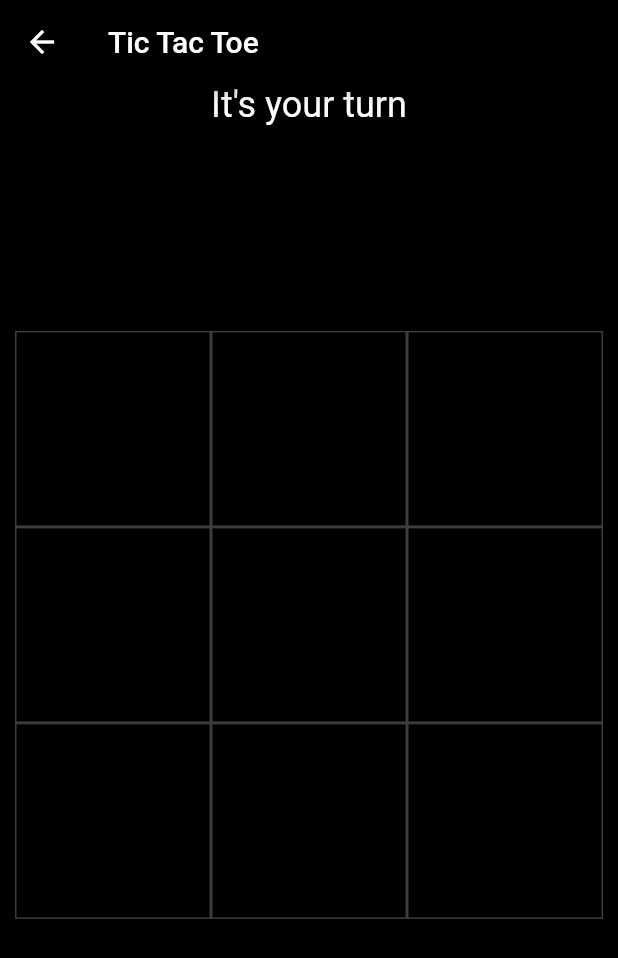
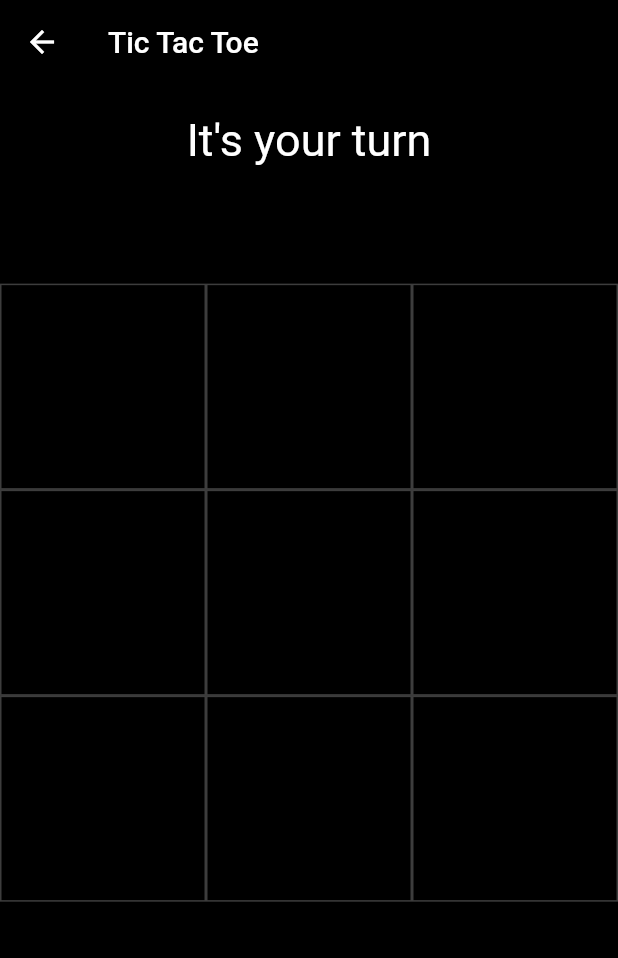
Before and after one commit to alhassanmoses/flutter_tic_tac_toe, a Flutter app: the GameScreen screen opened by its route, on a phone screen of 412 x 824 dp. Shown: the top 958 px of the screen. Run offline on Flutter 3.47's test engine with Material 2 defaults, Android fonts, the phone set to English and light mode, and no system bars.

Commit message:
finishing touches...

```diff
--- a/lib/screens/game_screen.dart
+++ b/lib/screens/game_screen.dart
@@ -1,3 +1,5 @@
+import 'dart:io';
+
 import 'package:flutter/material.dart';
 import '../win_check/win_data.dart';
 
@@ -29,9 +31,12 @@ class _GameScreenState extends State<GameScreen> {
     ['', '', ''],
   ];
 //  int co = 0;
+
   AI ai;
+  MediaQueryData _media;
   int _aiMoveIndex;
   WinData win;
+  bool _winOrDraw = false;
   bool _showDialog = false;
   String _tempString = '';
   int count = 0;
@@ -65,6 +70,40 @@ class _GameScreenState extends State<GameScreen> {
     } else {
       return false;
     }
+  }
+
+  Widget _buildButtonChoicesRow() {
+    return Positioned(
+      bottom: _media.size.height * 0.04,
+      left: _media.size.width * 0.25,
+      child: Center(
+        child: Row(
+          children: <Widget>[
+            RaisedButton(
+              color: Colors.blueGrey,
+              onPressed: () {
+                setState(() {
+                  _showDialog = true;
+                });
+              },
+              child: Text('Reset Game'),
+            ),
+            SizedBox(
+              width: 20.0,
+            ),
+            RaisedButton(
+              color: Colors.blueGrey,
+              onPressed: () {
+                setState(() {
+                  exit(0);
+                });
+              },
+              child: Text('Exit'),
+            ),
+          ],
+        ),
+      ),
+    );
   }
 
   void _aiMove() {
@@ -109,12 +148,6 @@ class _GameScreenState extends State<GameScreen> {
 //    print('count is $co');
     win = WinCheck.winCheck(_ticButtons);
     if (_breakPoint() || win != null) {
-      setState(() {
-        _showDialog = true;
-      });
-//      print(
-//          'the row is: ${win.row.toString()} the col is: ${win.col.toString()} ');
-      print('a win or breakpoint occured');
       return;
     }
 
@@ -170,11 +203,12 @@ class _GameScreenState extends State<GameScreen> {
     win = WinCheck.winCheck(_ticButtons);
     if (_breakPoint() || win != null) {
       setState(() {
-        _showDialog = true;
+        _winOrDraw = true;
+//        _showDialog = true;
       });
 //      print(
 //          'the row is: ${win.row.toString()} the col is: ${win.col.toString()} ');
-//      print('a win or breakpoint occured');
+      print('a win or breakpoint occured');
       return;
     }
 
@@ -201,7 +235,6 @@ class _GameScreenState extends State<GameScreen> {
       onTap: () => _onTap(index),
       child: Container(
         alignment: Alignment.center,
-
         decoration: BoxDecoration(border: Border.all(color: Colors.white24)),
         child: _ticButtons[index].icon,
 //        child: Container(),
@@ -209,23 +242,41 @@ class _GameScreenState extends State<GameScreen> {
     ));
   }
 
-  Widget _messageString() {
-    Widget message;
-    if (win.row == -1) {
-      message = Text('Draw');
-//      print(win.row.toString());
+  Widget _whoMovesNext() {
+    String string = '';
 
+    if (win != null) {
+      if (win.row == -1) {
+        string = 'Draw';
+      } else {
+        string = win.playerWon ? 'Player "O" won' : 'Player "X" won';
+      }
     } else {
-      message = Text(win.playerWon ? 'Player "0" won' : 'Player "X" won ');
+      string = _isPlayer ? 'It\'s your turn' : 'It\'s your opponents turn';
     }
+    Widget message = Padding(
+      padding: EdgeInsets.all(20.0),
+      child: Text(
+        string,
+        style: TextStyle(
+          color: Colors.white,
+          fontSize: 30.0,
+        ),
+      ),
+    );
     return message;
   }
 
   Widget buildWinCross() => AspectRatio(
-      aspectRatio: 1.0, child: CustomPaint(painter: PaintLine(win)));
+        aspectRatio: 1.0,
+        child: CustomPaint(
+          painter: PaintLine(win),
+        ),
+      );
 
   @override
   Widget build(BuildContext context) {
+    _media = MediaQuery.of(context);
     ai = AI(_tempField, '0', 'x');
     return Scaffold(
       appBar: AppBar(
@@ -236,8 +287,8 @@ class _GameScreenState extends State<GameScreen> {
       body: SafeArea(
         child: _showDialog
             ? AlertDialog(
-                title: _messageString(),
-                content: Text('Replay with AI or Friend?'),
+//                title: Text('Reset'),
+                content: Text('Re-play with AI or Friend?'),
                 actions: <Widget>[
                   FlatButton(
                       onPressed: () => Navigator.pushReplacementNamed(
@@ -251,24 +302,13 @@ class _GameScreenState extends State<GameScreen> {
               )
             : Stack(
                 children: <Widget>[
-                  buildWinCross(),
                   Column(
                     children: <Widget>[
-                      Text(
-                        _isPlayer
-                            ? 'It\'s your turn'
-                            : 'It\'s your opponents turn',
-                        style: TextStyle(
-                          color: Colors.white,
-                          fontSize: 24.0,
-                        ),
-                      ),
+                      _whoMovesNext(),
                       Expanded(
                         child: Center(
                           child: Container(
-                            padding: EdgeInsets.all(10.0),
-                            margin: EdgeInsets.only(top: 90),
-                            height: MediaQuery.of(context).size.height * 0.70,
+                            height: _media.size.height * 0.70,
                             child: GridView.count(
                               crossAxisCount: 3,
                               children:
@@ -279,6 +319,8 @@ class _GameScreenState extends State<GameScreen> {
                       ),
                     ],
                   ),
+                  if (_winOrDraw) buildWinCross(),
+                  if (_winOrDraw) _buildButtonChoicesRow(),
                 ],
               ),
       ),
--- a/pubspec.yaml
+++ b/pubspec.yaml
@@ -14,7 +14,7 @@ description: A simple Tic Tac Toe game implemented using the flutter  SDK...
 version: 1.0.0+1
 
 environment:
-  sdk: ">=2.1.0 <3.0.0"
+  sdk: ">=2.2.2 <3.0.0"
 
 dependencies:
   flutter:
```
Also changed, not shown: lib/screens/game_screen_without_ai.dart (+67 -25 lines), lib/win_check/paint_line.dart (+21 -21 lines).
